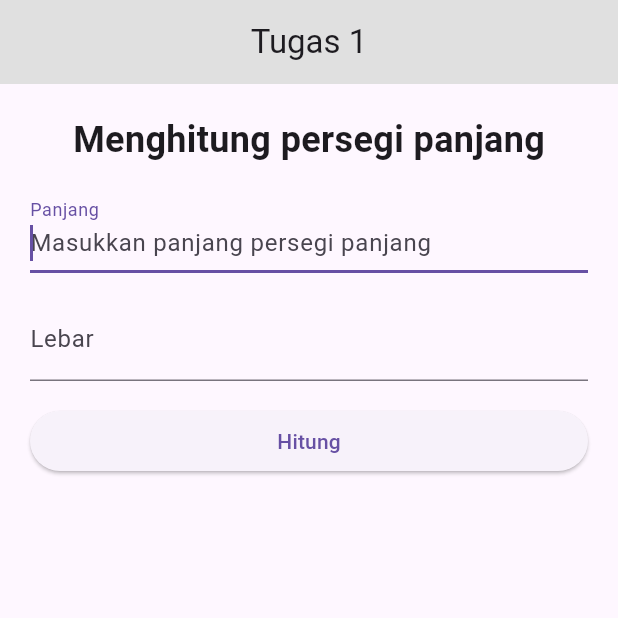
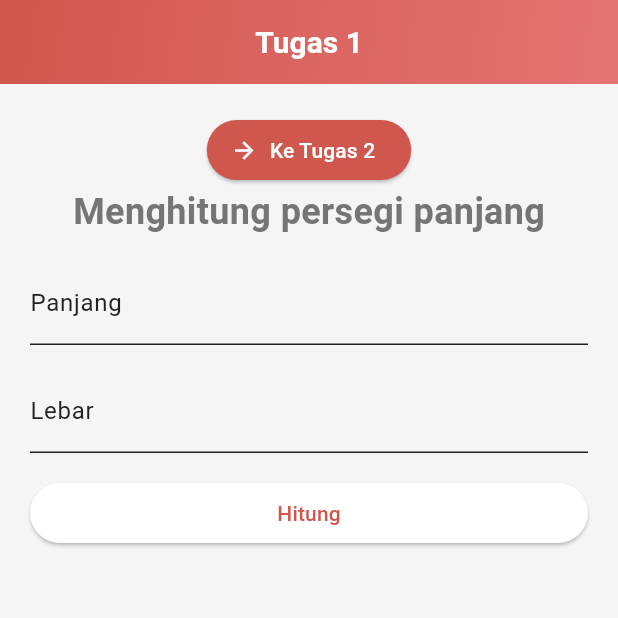
Before and after one commit to Rizz404/tugas_1_pak_ari, a Flutter app: the screen it shows after launch, on a phone screen of 412 x 824 dp, the top half of it. Run offline on Flutter 3.47's test engine with Material 3 defaults, Android fonts, the phone set to English and light mode, and no system bars.

```diff
--- /dev/null
+++ b/lib/components/ui/custom_app_bar.dart
@@ -0,0 +1,42 @@
+import 'package:flutter/material.dart';
+import 'package:tugas_1/config/app_colors.dart';
+
+class CustomAppBar extends StatelessWidget implements PreferredSizeWidget {
+  final String title;
+  final VoidCallback? onDrawerButtonPressed;
+
+  const CustomAppBar(
+      {super.key, required this.title, this.onDrawerButtonPressed});
+
+  @override
+  Widget build(BuildContext context) {
+    return AppBar(
+      elevation: 0,
+      title: Text(
+        title,
+        style: const TextStyle(
+            fontSize: 20,
+            color: AppColors.surface,
+            fontWeight: FontWeight.bold),
+      ),
+      centerTitle: true,
+      // leading: IconButton(
+      //     onPressed: () =>
+      //         onDrawerButtonPressed ?? () => Scaffold.of(context).openDrawer(),
+      //     icon: const Icon(Icons.menu)),
+      shape: const RoundedRectangleBorder(
+          borderRadius: BorderRadius.vertical(bottom: Radius.circular(20))),
+      flexibleSpace: Container(
+        decoration: const BoxDecoration(
+            gradient: LinearGradient(
+          colors: [Color(0xFFD0574E), Color(0xFFE57373)],
+          begin: Alignment.topLeft,
+          end: Alignment.bottomRight,
+        )),
+      ),
+    );
+  }
+
+  @override
+  Size get preferredSize => const Size.fromHeight(kToolbarHeight);
+}
--- /dev/null
+++ b/lib/config/app_colors.dart
@@ -0,0 +1,62 @@
+import 'package:flutter/material.dart';
+import 'package:flutter/services.dart';
+
+class AppColors {
+  // Warna utama
+  static const Color primary = Color(0xFFD0574E);
+  static const Color primaryLight = Color(0xFFE57373);
+  static const Color primaryDark = Color(0xFFA83E3E);
+
+  // Warna aksen
+  static const Color accent = Color(0xFF4ECDC4);
+  static const Color accentLight = Color(0xFF7EDFD9);
+  static const Color accentDark = Color(0xFF2B9D94);
+
+  // Warna latar belakang
+  static const Color background = Color(0xFFF5F5F5);
+  static const Color surface = Colors.white;
+
+  // Warna teks
+  static const Color textPrimary = Color(0xFF212121);
+  static const Color textSecondary = Color(0xFF757575);
+
+  // Warna status
+  static const Color success = Color(0xFF4CAF50);
+  static const Color warning = Color(0xFFFFC107);
+  static const Color error = Color(0xFFE53935);
+}
+
+ThemeData appTheme = ThemeData(
+  primaryColor: AppColors.primary,
+  primaryColorLight: AppColors.primaryLight,
+  primaryColorDark: AppColors.primaryDark,
+  hintColor: AppColors.accent,
+  scaffoldBackgroundColor: AppColors.background,
+  textTheme: const TextTheme(
+    displayLarge: TextStyle(color: AppColors.textPrimary),
+    displayMedium: TextStyle(color: AppColors.textPrimary),
+    displaySmall: TextStyle(color: AppColors.textPrimary),
+    headlineMedium: TextStyle(color: AppColors.textPrimary),
+    headlineSmall: TextStyle(color: AppColors.textPrimary),
+    titleLarge: TextStyle(color: AppColors.textPrimary),
+    titleMedium: TextStyle(color: AppColors.textSecondary),
+    titleSmall: TextStyle(color: AppColors.textSecondary),
+    bodyLarge: TextStyle(color: AppColors.textPrimary),
+    bodyMedium: TextStyle(color: AppColors.textSecondary),
+  ),
+  appBarTheme: const AppBarTheme(
+    color: AppColors.primary,
+    systemOverlayStyle: SystemUiOverlayStyle.light,
+  ),
+  colorScheme: const ColorScheme(
+    primary: AppColors.primary,
+    secondary: AppColors.accent,
+    surface: AppColors.surface,
+    error: AppColors.error,
+    onPrimary: Colors.white,
+    onSecondary: Colors.black,
+    onSurface: AppColors.textPrimary,
+    onError: Colors.white,
+    brightness: Brightness.light,
+  ).copyWith(surface: AppColors.background),
+);
--- a/lib/main.dart
+++ b/lib/main.dart
@@ -1,5 +1,7 @@
 import 'package:flutter/material.dart';
-import 'package:tugas_1/pages/home_page.dart';
+import 'package:tugas_1/config/app_colors.dart';
+import 'package:tugas_1/pages/tugas_1.dart';
+import 'package:tugas_1/pages/tugas_2.dart';
 
 void main() {
   runApp(const MyApp());
@@ -10,10 +12,15 @@ class MyApp extends StatelessWidget {
 
   @override
   Widget build(BuildContext context) {
-    return const MaterialApp(
+    return MaterialApp(
       debugShowCheckedModeBanner: false,
-      title: 'Tugas 1',
-      home: HomePage(),
+      title: 'Tugas flutter bagian 1',
+      theme: appTheme,
+      initialRoute: '/',
+      routes: {
+        '/': (context) => const Tugas1(),
+        '/tugas_2': (context) => const Tugas2(),
+      },
     );
   }
 }
--- a/lib/pages/home_page.dart
+++ b/lib/pages/tugas_1.dart
@@ -1,13 +1,15 @@
 import 'package:flutter/material.dart';
+import 'package:tugas_1/components/ui/custom_app_bar.dart';
+import 'package:tugas_1/config/app_colors.dart';
 
-class HomePage extends StatefulWidget {
-  const HomePage({super.key});
+class Tugas1 extends StatefulWidget {
+  const Tugas1({super.key});
 
   @override
-  State<HomePage> createState() => _HomePageState();
+  State<Tugas1> createState() => _Tugas1State();
 }
 
-class _HomePageState extends State<HomePage> {
+class _Tugas1State extends State<Tugas1> {
   final _panjangController = TextEditingController();
   final _lebarController = TextEditingController();
   String? _hasil = '';
@@ -25,15 +27,20 @@ class _HomePageState extends State<HomePage> {
   @override
   Widget build(BuildContext context) {
     return Scaffold(
-      appBar: AppBar(
-        title: const Text('Tugas 1'),
-        centerTitle: true,
-        backgroundColor: Colors.grey.shade300,
-      ),
+      appBar: const CustomAppBar(title: 'Tugas 1'),
       body: Padding(
         padding: const EdgeInsets.all(20),
         child: Column(
           children: [
+            ElevatedButton.icon(
+              icon: const Icon(Icons.arrow_forward),
+              label: const Text('Ke Tugas 2'),
+              onPressed: () => Navigator.pushNamed(context, '/tugas_2'),
+              style: ElevatedButton.styleFrom(
+                backgroundColor: AppColors.primary,
+                foregroundColor: Colors.white,
+              ),
+            ),
             const Text(
               'Menghitung persegi panjang',
               style: TextStyle(fontWeight: FontWeight.bold, fontSize: 24),
@@ -44,7 +51,6 @@ class _HomePageState extends State<HomePage> {
             TextField(
               controller: _panjangController,
               keyboardType: TextInputType.number,
-              autofocus: true,
               decoration: const InputDecoration(
                   hintText: 'Masukkan panjang persegi panjang',
                   label: Text('Panjang')),
```
Also changed, not shown: lib/kaga_dipake_dulu/custom_drawer.dart (added, +40 -0 lines), lib/pages/tugas_2.dart (added, +141 -0 lines), 1 other file.
